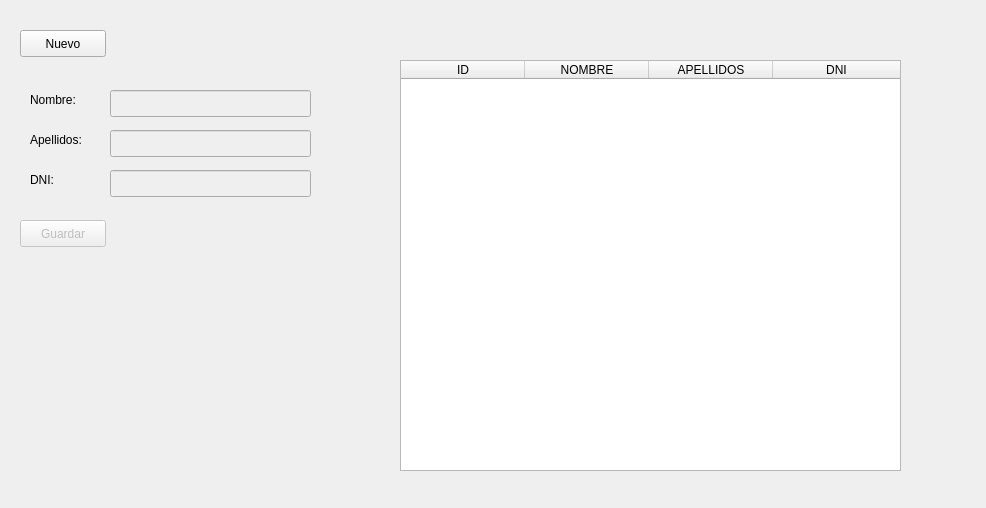
clonbg/crud-sqlite3-python, file crud.ui: the form before one commit.
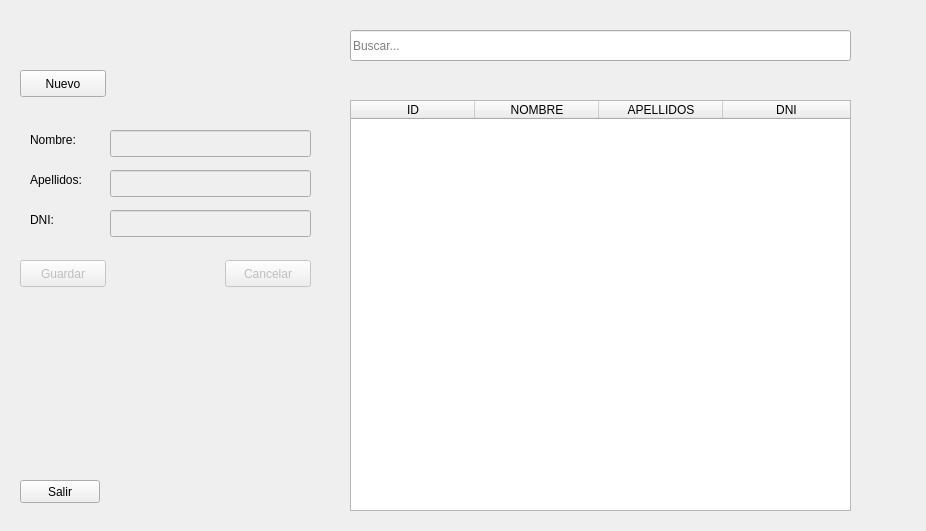
The form after the commit.

Commit message: validado dni español

```diff
--- a/crud.ui
+++ b/crud.ui
@@ -9,8 +9,8 @@
    <rect>
     <x>0</x>
     <y>0</y>
-    <width>986</width>
-    <height>508</height>
+    <width>926</width>
+    <height>531</height>
    </rect>
   </property>
   <property name="windowTitle">
@@ -20,7 +20,7 @@
    <property name="geometry">
     <rect>
      <x>20</x>
-     <y>30</y>
+     <y>70</y>
      <width>86</width>
      <height>27</height>
     </rect>
@@ -33,7 +33,7 @@
    <property name="geometry">
     <rect>
      <x>30</x>
-     <y>90</y>
+     <y>130</y>
      <width>64</width>
      <height>19</height>
     </rect>
@@ -49,7 +49,7 @@
    <property name="geometry">
     <rect>
      <x>110</x>
-     <y>90</y>
+     <y>130</y>
      <width>201</width>
      <height>27</height>
     </rect>
@@ -59,7 +59,7 @@
    <property name="geometry">
     <rect>
      <x>30</x>
-     <y>130</y>
+     <y>170</y>
      <width>64</width>
      <height>19</height>
     </rect>
@@ -72,7 +72,7 @@
    <property name="geometry">
     <rect>
      <x>30</x>
-     <y>170</y>
+     <y>210</y>
      <width>64</width>
      <height>19</height>
     </rect>
@@ -88,7 +88,7 @@
    <property name="geometry">
     <rect>
      <x>110</x>
-     <y>130</y>
+     <y>170</y>
      <width>201</width>
      <height>27</height>
     </rect>
@@ -101,7 +101,7 @@
    <property name="geometry">
     <rect>
      <x>110</x>
-     <y>170</y>
+     <y>210</y>
      <width>201</width>
      <height>27</height>
     </rect>
@@ -114,7 +114,7 @@
    <property name="geometry">
     <rect>
      <x>20</x>
-     <y>220</y>
+     <y>260</y>
      <width>86</width>
      <height>27</height>
     </rect>
@@ -126,8 +126,8 @@
   <widget class="QTableWidget" name="lista">
    <property name="geometry">
     <rect>
-     <x>400</x>
-     <y>60</y>
+     <x>350</x>
+     <y>100</y>
      <width>501</width>
      <height>411</height>
     </rect>
@@ -168,6 +168,48 @@
     </property>
    </column>
   </widget>
+  <widget class="QLineEdit" name="input_buscar">
+   <property name="geometry">
+    <rect>
+     <x>350</x>
+     <y>30</y>
+     <width>501</width>
+     <height>31</height>
+    </rect>
+   </property>
+   <property name="placeholderText">
+    <string>Buscar...</string>
+   </property>
+  </widget>
+  <widget class="QPushButton" name="btn_salir">
+   <property name="geometry">
+    <rect>
+     <x>20</x>
+     <y>480</y>
+     <width>80</width>
+     <height>23</height>
+    </rect>
+   </property>
+   <property name="text">
+    <string>Salir</string>
+   </property>
+  </widget>
+  <widget class="QPushButton" name="btn_cancelar">
+   <property name="enabled">
+    <bool>false</bool>
+   </property>
+   <property name="geometry">
+    <rect>
+     <x>225</x>
+     <y>260</y>
+     <width>86</width>
+     <height>27</height>
+    </rect>
+   </property>
+   <property name="text">
+    <string>Cancelar</string>
+   </property>
+  </widget>
  </widget>
  <resources/>
  <connections/>
```
The commit also changes 1 other file.
